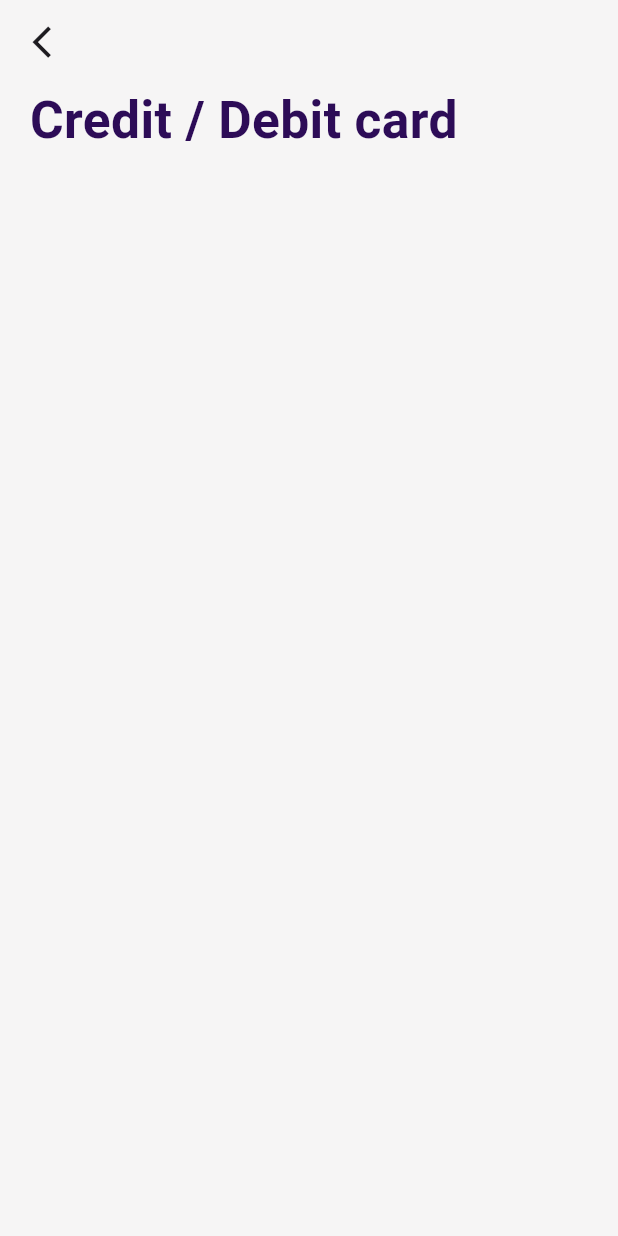
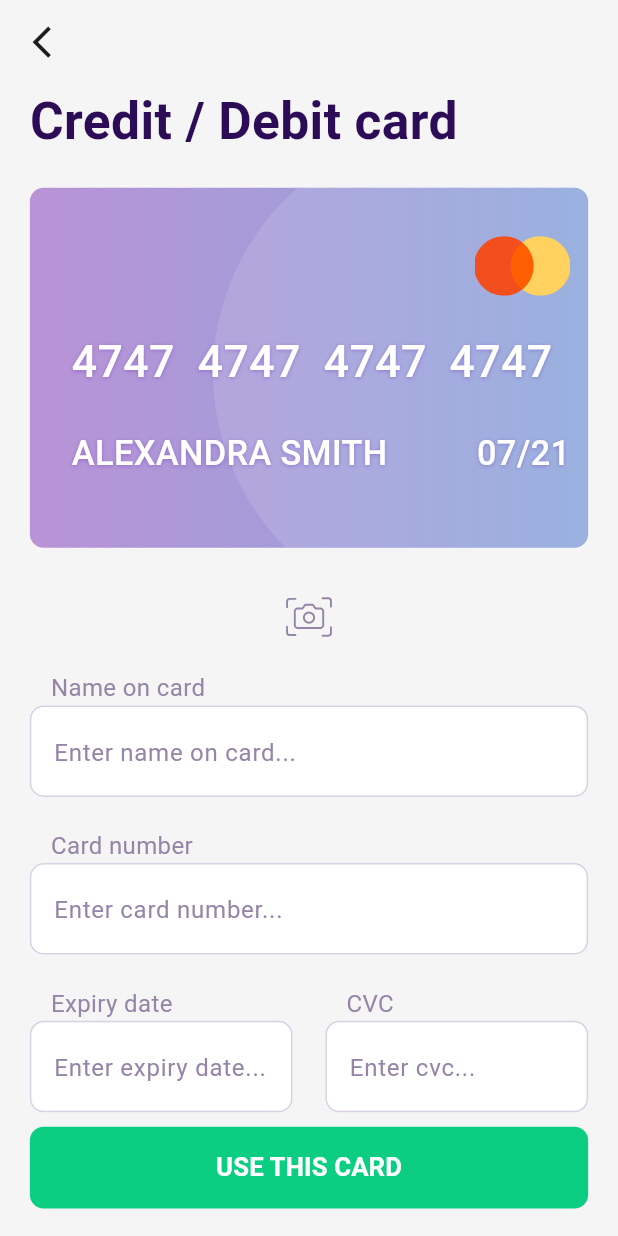
Before and after one commit to SharifboyMuminov/food_app, a Flutter app: the PaymentScreen screen opened directly, on a phone screen of 412 x 824 dp. Run offline on Flutter 3.47's test engine with Material 3 defaults, Android fonts, the phone set to English and light mode, and no system bars; our stand-ins replace flutter_screenutil, flutter_svg.

Commit message:
the end work :)

```diff
--- a/lib/screens/tab_box/payment/payment_screen.dart
+++ b/lib/screens/tab_box/payment/payment_screen.dart
@@ -1,5 +1,10 @@
 import 'package:flutter/material.dart';
 import 'package:flutter_screenutil/flutter_screenutil.dart';
+import 'package:flutter_svg/flutter_svg.dart';
+import 'package:food_app/screens/tab_box/payment/widget/card_info_input.dart';
+import 'package:food_app/screens/tab_box/payment/widget/card_item.dart';
+import 'package:food_app/screens/tab_box/payment/widget/open_camera_button.dart';
+import 'package:food_app/screens/widget/global_button.dart';
 import 'package:food_app/utils/app_colors.dart';
 import 'package:food_app/utils/app_size.dart';
 import 'package:food_app/utils/app_text_style.dart';
@@ -25,10 +30,19 @@ class _PaymentScreenState extends State<PaymentScreen> {
           ),
         ),
       ),
-      body: SingleChildScrollView(
-        padding: EdgeInsets.symmetric(horizontal: 20.we),
+      body: Column(
+        children: [
+          Expanded(
+            child: SingleChildScrollView(
+              padding: EdgeInsets.only(
+                left: 20.we,
+                right: 20.we,
+                bottom: 60.we,
+              ),
               child: Column(
+                crossAxisAlignment: CrossAxisAlignment.start,
                 children: [
+                  1.getH(),
                   Text(
                     "Credit / Debit card",
                     style: AppTextStyle.seoulNamsanBold.copyWith(
@@ -36,8 +50,57 @@ class _PaymentScreenState extends State<PaymentScreen> {
                       color: AppColors.c2D0C57,
                     ),
                   ),
+                  21.getH(),
+                  const CardItem(),
+                  24.getH(),
+                  OpenCameraButton(onTab: () {}),
+                  13.getH(),
+                  MyCardInfoInput(
+                    onChanged: (String value) {},
+                    topLabelTitle: 'Name on card',
+                  ),
+                  23.getH(),
+                  MyCardInfoInput(
+                    textInputType: TextInputType.phone,
+                    onChanged: (String value) {},
+                    topLabelTitle: 'Card number',
+                  ),
+                  23.getH(),
+                  Row(
+                    children: [
+                      Expanded(
+                        child: MyCardInfoInput(
+                          textInputType: TextInputType.phone,
+                          onChanged: (String value) {},
+                          topLabelTitle: 'Expiry date',
+                        ),
+                      ),
+                      22.getW(),
+                      Expanded(
+                        child: MyCardInfoInput(
+                          textInputType: TextInputType.phone,
+                          onChanged: (String value) {},
+                          topLabelTitle: 'CVC',
+                        ),
+                      ),
                     ],
                   ),
+                ],
+              ),
+            ),
+          ),
+          Padding(
+            padding: EdgeInsets.only(
+              left: 20.we,
+              bottom: 20.he,
+              right: 20.we,
+            ),
+            child: GlobalMyButton(
+              onTab: () {},
+              title: "use this card".toUpperCase(),
+            ),
+          ),
+        ],
       ),
     );
   }
--- /dev/null
+++ b/lib/screens/tab_box/payment/widget/card_info_input.dart
@@ -0,0 +1,77 @@
+import 'package:flutter/material.dart';
+import 'package:flutter/services.dart';
+import 'package:flutter_screenutil/flutter_screenutil.dart';
+import 'package:food_app/utils/app_colors.dart';
+import 'package:food_app/utils/app_size.dart';
+import 'package:food_app/utils/app_text_style.dart';
+
+class MyCardInfoInput extends StatelessWidget {
+  const MyCardInfoInput({
+    super.key,
+    required this.onChanged,
+    required this.topLabelTitle,
+    this.textInputType,
+    this.textInputAction,
+  });
+
+  final ValueChanged<String> onChanged;
+  final String topLabelTitle;
+  final TextInputType? textInputType;
+  final TextInputAction? textInputAction;
+
+  @override
+  Widget build(BuildContext context) {
+    return Column(
+      crossAxisAlignment: CrossAxisAlignment.start,
+      children: [
+        Padding(
+          padding: EdgeInsets.symmetric(horizontal: 14.we),
+          child: Text(
+            topLabelTitle,
+            style: AppTextStyle.seoulNamsanRegular.copyWith(
+              fontSize: 14.sp,
+              color: AppColors.c9586A8,
+            ),
+          ),
+        ),
+        TextFormField(
+          keyboardType: textInputType ?? TextInputType.text,
+          textInputAction: textInputAction ?? TextInputAction.done,
+          inputFormatters: textInputType == TextInputType.phone
+              ? [
+                  FilteringTextInputFormatter.digitsOnly,
+                ]
+              : null,
+          onChanged: onChanged,
+          style: AppTextStyle.seoulNamsanRegular.copyWith(
+            fontSize: 17.sp,
+            color: AppColors.c2D0C57,
+          ),
+          decoration: InputDecoration(
+            filled: true,
+            fillColor: AppColors.white,
+            focusedBorder: OutlineInputBorder(
+              borderRadius: BorderRadius.circular(8.r),
+              borderSide: BorderSide(
+                color: AppColors.cD9D0E3F,
+                width: 1.we,
+              ),
+            ),
+            enabledBorder: OutlineInputBorder(
+              borderRadius: BorderRadius.circular(8.r),
+              borderSide: BorderSide(
+                color: AppColors.cD9D0E3F,
+                width: 1.we,
+              ),
+            ),
+            hintText: "Enter ${topLabelTitle.toLowerCase()}...",
+            hintStyle: AppTextStyle.seoulNamsanRegular.copyWith(
+              fontSize: 14.sp,
+              color: AppColors.c9586A8,
+            ),
+          ),
+        ),
+      ],
+    );
+  }
+}
--- /dev/null
+++ b/lib/screens/tab_box/payment/widget/card_item.dart
@@ -0,0 +1,105 @@
+import 'package:flutter/material.dart';
+import 'package:flutter_screenutil/flutter_screenutil.dart';
+import 'package:flutter_svg/flutter_svg.dart';
+import 'package:food_app/utils/app_colors.dart';
+import 'package:food_app/utils/app_size.dart';
+import 'package:food_app/utils/app_text_style.dart';
+
+class CardItem extends StatelessWidget {
+  const CardItem({super.key});
+
+  @override
+  Widget build(BuildContext context) {
+    return DecoratedBox(
+      decoration: BoxDecoration(
+        gradient: AppColors.cardLinearGradient,
+        borderRadius: BorderRadius.circular(8.r),
+      ),
+      child: Stack(
+        children: [
+          Align(
+            alignment: Alignment.centerRight,
+            child: SvgPicture.asset(
+              "assets/icons/card_back.svg",
+              fit: BoxFit.cover,
+            ),
+          ),
+          Padding(
+            padding: EdgeInsets.only(
+              left: 28.we,
+              bottom: 31.he,
+              top: 35.he,
+              right: 12.we,
+            ),
+            child: Column(
+              crossAxisAlignment: CrossAxisAlignment.start,
+              children: [
+                Align(
+                  alignment: Alignment.topRight,
+                  child: SvgPicture.asset(
+                    "assets/icons/master_card_logo.svg",
+                    fit: BoxFit.cover,
+                    width: 64.we,
+                    height: 40.we,
+                  ),
+                ),
+                25.getH(),
+                Text(
+                  "4747  4747  4747  4747",
+                  style: AppTextStyle.seoulNamsanMedium.copyWith(
+                    fontSize: 26.sp,
+                    color: AppColors.white,
+                    shadows: [
+                      BoxShadow(
+                        color: AppColors.c4D05A9.withOpacity(0.3),
+                        blurRadius: 3,
+                        spreadRadius: 0,
+                        offset: const Offset(0, 0.7),
+                      ),
+                    ],
+                  ),
+                ),
+                25.getH(),
+                Row(
+                  mainAxisAlignment: MainAxisAlignment.spaceBetween,
+                  children: [
+                    Text(
+                      "alexandra Smith".toUpperCase(),
+                      style: AppTextStyle.seoulNamsanMedium.copyWith(
+                        fontSize: 20.sp,
+                        color: AppColors.white,
+                        shadows: [
+                          BoxShadow(
+                            color: AppColors.c4D05A9.withOpacity(0.3),
+                            blurRadius: 3,
+                            spreadRadius: 0,
+                            offset: const Offset(0, 0.7),
+                          ),
+                        ],
+                      ),
+                    ),
+                    Text(
+                      "07/21",
+                      style: AppTextStyle.seoulNamsanMedium.copyWith(
+                        fontSize: 20.sp,
+                        color: AppColors.white,
+                        shadows: [
+                          BoxShadow(
+                            color: AppColors.c4D05A9.withOpacity(0.3),
+                            blurRadius: 3,
+                            spreadRadius: 0,
+                            offset: const Offset(0, 0.7),
+                          ),
+                        ],
+                      ),
+                    ),
+                  ],
+                ),
+              ],
+            ),
+          ),
+        ],
+      ),
+    );
+  }
+}
--- /dev/null
+++ b/lib/screens/tab_box/payment/widget/open_camera_button.dart
@@ -0,0 +1,31 @@
+import 'package:flutter/material.dart';
+import 'package:flutter_screenutil/flutter_screenutil.dart';
+import 'package:flutter_svg/flutter_svg.dart';
+import 'package:food_app/utils/app_size.dart';
+
+class OpenCameraButton extends StatelessWidget {
+  const OpenCameraButton({super.key, required this.onTab});
+
+  final VoidCallback onTab;
+
+  @override
+  Widget build(BuildContext context) {
+    return Align(
+      alignment: Alignment.center,
+      child: TextButton(
+        style: TextButton.styleFrom(
+          padding: EdgeInsets.symmetric(vertical: 11.he),
+          shape: RoundedRectangleBorder(
+            borderRadius: BorderRadius.circular(5.r),
+          ),
+        ),
+        onPressed: onTab,
+        child: SvgPicture.asset(
+          "assets/icons/camera.svg",
+          width: 34.we,
+          height: 29.he,
+        ),
+      ),
+    );
+  }
+}
--- a/lib/utils/app_colors.dart
+++ b/lib/utils/app_colors.dart
@@ -1,4 +1,6 @@
 import 'dart:ui';
+
+import 'package:flutter/cupertino.dart';
 
 class AppColors {
   AppColors._();
@@ -16,4 +18,14 @@ class AppColors {
   static const Color c6C0EE4 = Color(0xFF6C0EE4);
   static const Color cE2CBFF = Color(0xFFE2CBFF);
   static const Color c06BE77 = Color(0xFF06BE77);
+  static const Color c4D05A9 = Color(0xFF4D05A9);
+
+  static LinearGradient cardLinearGradient = const LinearGradient(
+    colors: [
+      Color(0xFFB993D6),
+      Color(0xFF8CA6DB),
+    ],
+    begin: Alignment.centerLeft,
+    end: Alignment.centerRight,
+  );
 }
```
Also changed, not shown: assets/icons/camera.svg (added), assets/icons/card_back.svg (added), assets/icons/master_card_logo.svg (added), assets/images/card.png (added). Lines whose indentation alone changed are shown as unchanged.
